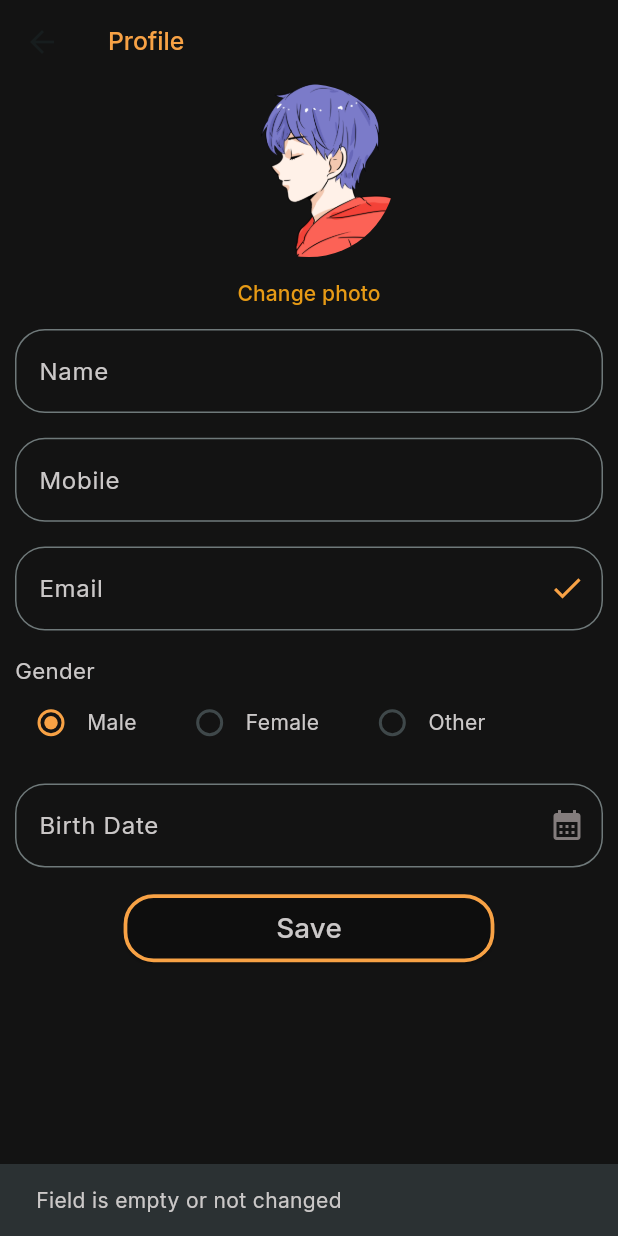
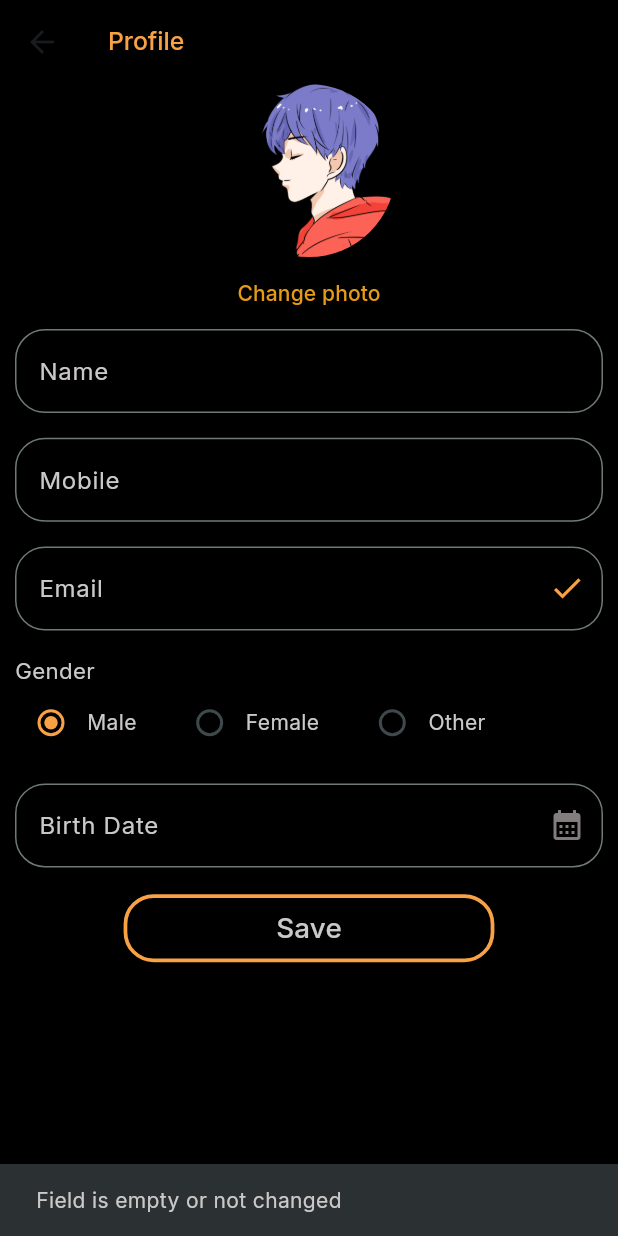
Before and after one commit to Amit0424/Muzik, a Flutter app: the UserDetailFormScreen screen opened directly, after a tap on "Save", on a phone screen of 412 x 824 dp. Run offline on Flutter 3.47's test engine with Material 3 defaults, Android fonts, the phone set to English and light mode, and no system bars; our stand-ins replace cached_network_image, cloud_firestore, firebase_auth, firebase_core, firebase_storage, flutter_image_compress and 9 more; missing offline and left inert: spotify_sdk; accounts and stored records are empty; network calls fail; statements that could not run were skipped.

Commit message:
FIX: Background color of screen change to black

```diff
--- a/lib/screens/songs_screen/songs_screen.dart
+++ b/lib/screens/songs_screen/songs_screen.dart
@@ -77,8 +77,7 @@ class _SongsScreenState extends State<SongsScreen> {
       backgroundColor: blackColor,
       body: Stack(children: [
         dashBoardList()[loadingProvider.currentIndexOfScreen],
-        if ((musicProvider.audioPlayer.playing == false &&
-            musicProvider.audioPlayer.playingStream.isBroadcast == false))
+        if (musicProvider.audioPlayer.playing || !musicProvider.hidePlayer)
           Positioned(
             bottom: 0,
             left: 0,
@@ -109,7 +108,7 @@ class _SongsScreenState extends State<SongsScreen> {
                               height: screenHeight(context) * 0.05,
                               width: screenWidth(context) * 0.1,
                               decoration: BoxDecoration(
-                                borderRadius: BorderRadius.circular(10),
+                                borderRadius: BorderRadius.circular(5),
                                 image: const DecorationImage(
                                   image: AssetImage(
                                     'assets/images/jpgs/music_symbol.jpg',
@@ -129,7 +128,7 @@ class _SongsScreenState extends State<SongsScreen> {
                                   Text(
                                     musicProvider.songName,
                                     style: TextStyle(
-                                      color: textHeadingColor,
+                                      color: Colors.white,
                                       fontSize: screenWidth(context) * 0.04,
                                     ),
                                     overflow: TextOverflow.ellipsis,
@@ -137,7 +136,7 @@ class _SongsScreenState extends State<SongsScreen> {
                                   Text(
                                     musicProvider.artistName,
                                     style: TextStyle(
-                                      color: textSubHeadingColor,
+                                      color: textHeadingColor,
                                       fontSize: screenWidth(context) * 0.03,
                                     ),
                                     overflow: TextOverflow.ellipsis,
@@ -206,7 +205,7 @@ class _SongsScreenState extends State<SongsScreen> {
                     alignment: Alignment.topRight,
                     child: IconButton(
                       onPressed: () {
-                        musicProvider.audioPlayer.stop();
+                        musicProvider.stopSong();
                       },
                       icon: Icon(
                         Icons.close,
--- a/lib/screens/user_detail_form_screen/user_detail_form_screen.dart
+++ b/lib/screens/user_detail_form_screen/user_detail_form_screen.dart
@@ -86,10 +86,10 @@ class _UserDetailFormScreenState extends State<UserDetailFormScreen> {
         Provider.of<ProfileProvider>(context);
 
     return Scaffold(
-      backgroundColor: blackColor,
+      backgroundColor: Colors.black,
       resizeToAvoidBottomInset: false,
       appBar: AppBar(
-        backgroundColor: blackColor,
+        backgroundColor: Colors.black,
         title: Text(
           'Profile',
           style: appBarTitleStyle(context),
```
Also changed, not shown: lib/screens/downloaded_songs_screen/downloaded_songs_screen.dart (+9 -6 lines), lib/screens/home_screen/home_screen.dart (+10 -12 lines).
